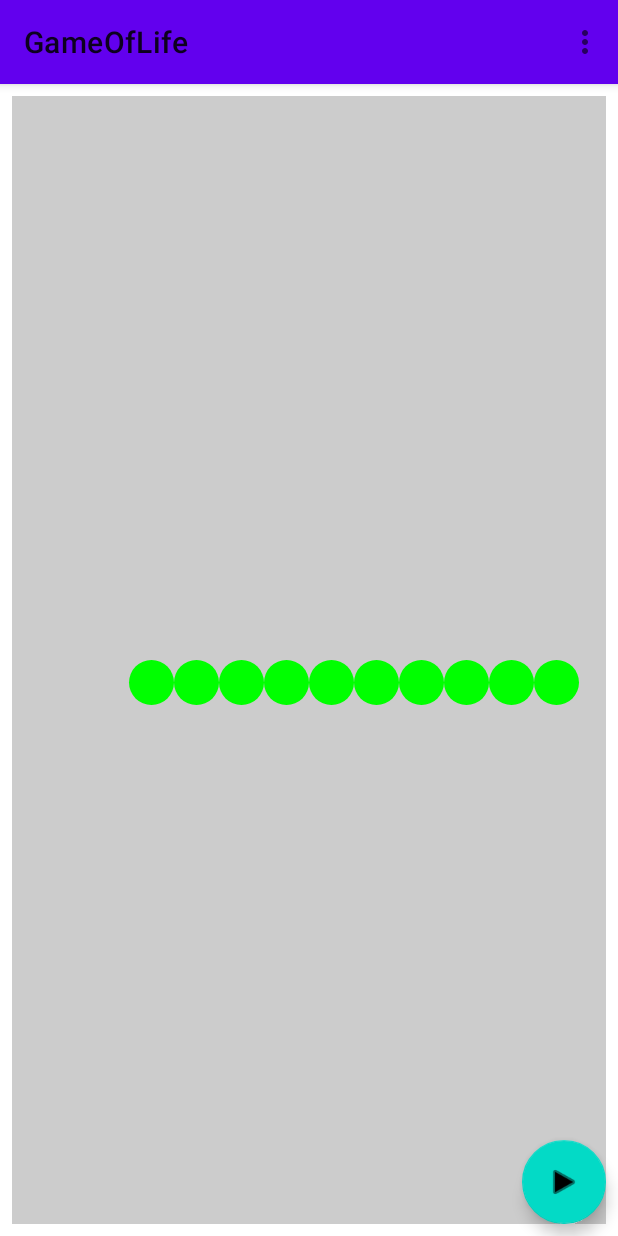
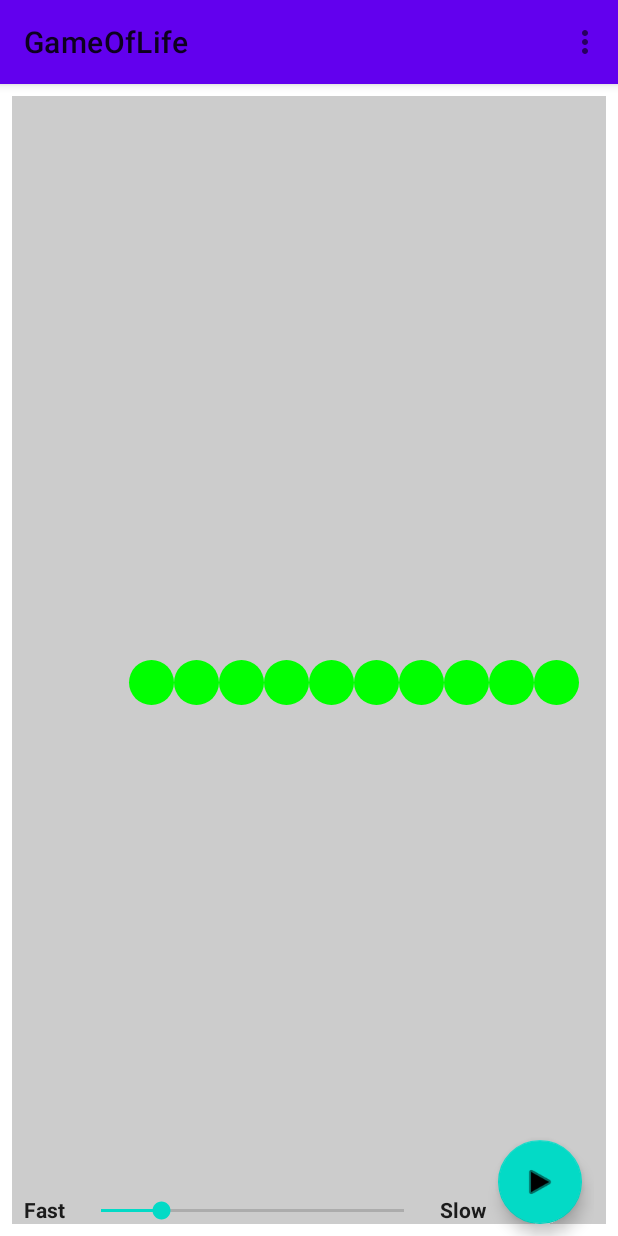
Before and after one commit to erikbuck/GameOfLife-for-Android, an Android app: the GameOfLifeActivity screen opened directly, with no data from a screen before it, on a phone screen of 412 x 824 dp. Run offline under Robolectric (Android 15) with nearby library versions, the light colour scheme and no system bars; libraries missing offline, so code that uses them is left out: junit.framework; 4 statements that could not run were skipped.

Commit message:
Added layout support and SeekBar with labels.

```diff
--- a/app/src/main/res/layout/activity_game_of_life.xml
+++ b/app/src/main/res/layout/activity_game_of_life.xml
@@ -23,12 +23,55 @@
 
     <include layout="@layout/content_game_of_life" />
 
+     <RelativeLayout xmlns:android="http://schemas.android.com/apk/res/android"
+        android:layout_width="match_parent"
+        android:layout_height="match_parent"
+        android:paddingLeft="16dp"
+        android:paddingRight="16dp" >
          <android.support.design.widget.FloatingActionButton
              android:id="@+id/fab"
              android:layout_width="wrap_content"
              android:layout_height="wrap_content"
              android:layout_gravity="bottom|end"
-        android:layout_margin="@dimen/fab_margin"
+             android:layout_alignParentBottom="true"
+             android:layout_alignParentRight="true"
+             android:layout_marginLeft="@dimen/fab_margin"
+             android:layout_marginRight="@dimen/fab_margin"
+             android:layout_marginTop="@dimen/fab_margin"
+             android:layout_marginBottom="@dimen/fab_margin"
              android:src="@android:drawable/ic_media_play" />
+         <TextView
+             android:id="@+id/slow"
+             android:layout_width="wrap_content"
+             android:layout_height="wrap_content"
+             android:text="Slow"
+             android:layout_toLeftOf="@+id/fab"
+             android:layout_alignBottom="@+id/fab"
+             android:inputType="none"
+             android:textStyle="bold"
+             android:textColor="@color/abc_primary_text_material_light" />
+          <SeekBar
+             android:id="@+id/speed_slider"
+             android:layout_width="wrap_content"
+             android:layout_height="wrap_content"
+             android:progress="100"
+             android:max="500"
+             android:layout_marginLeft="@dimen/fab_margin"
+             android:layout_marginRight="@dimen/fab_margin"
+             android:layout_marginTop="@dimen/fab_margin"
+             android:layout_toRightOf="@+id/fast"
+             android:layout_alignBottom="@+id/fab"
+            android:layout_toLeftOf="@+id/slow" />
+         <TextView
+             android:id="@+id/fast"
+             android:layout_width="wrap_content"
+             android:layout_height="wrap_content"
+             android:text="Fast"
+             android:layout_alignBottom="@+id/fab"
+             android:layout_alignParentLeft="true"
+             android:inputType="none"
+             android:textStyle="bold"
+             android:textColor="@color/abc_primary_text_material_light" />
+     </RelativeLayout>
 
 </android.support.design.widget.CoordinatorLayout>
```
Lines whose indentation alone changed are shown as unchanged.
